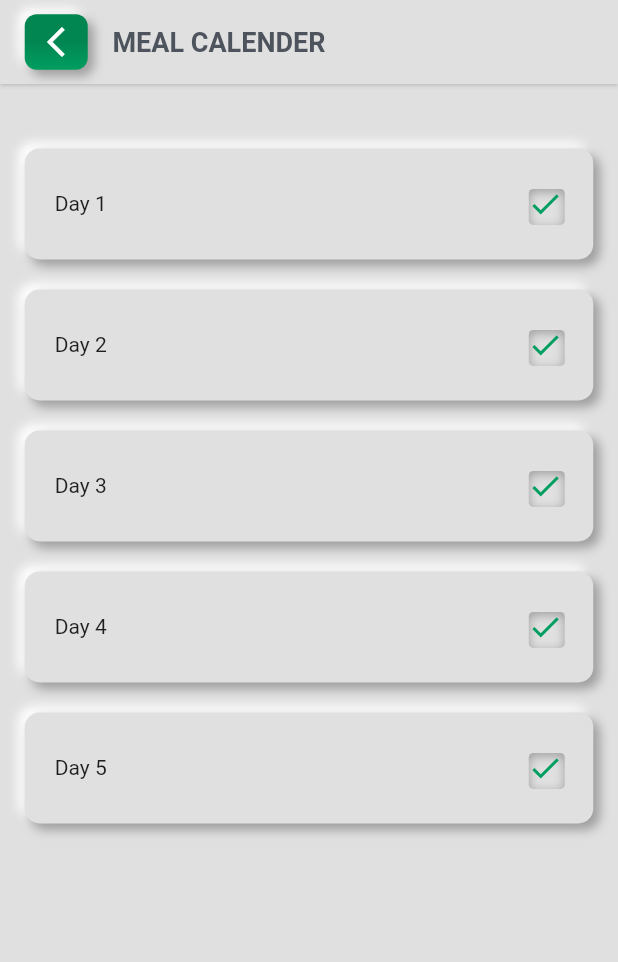
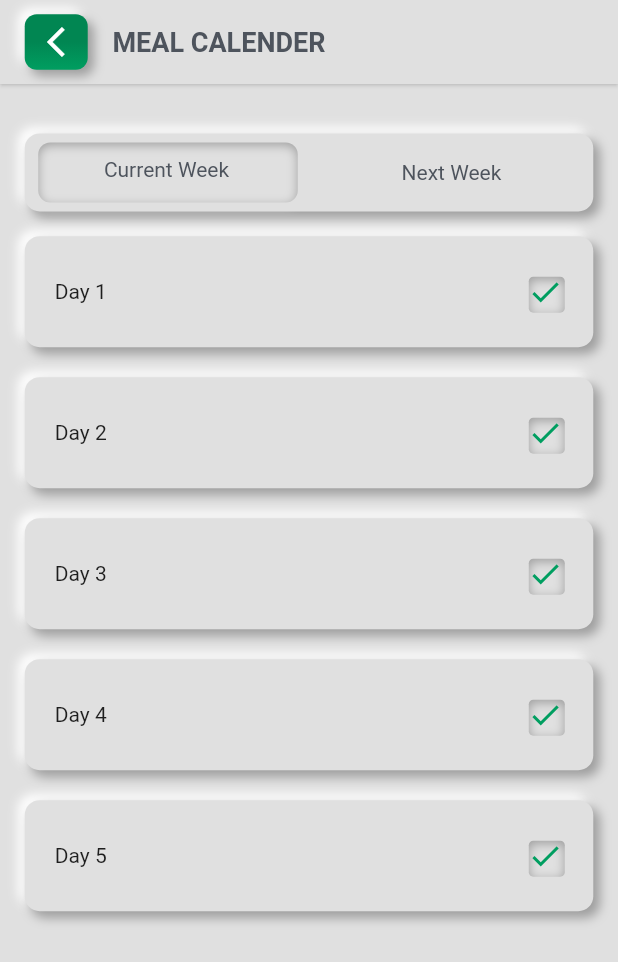
Before and after one commit to ralphbetta/promeal, a Flutter app: the MealCalenderScreen screen opened directly, on a phone screen of 412 x 824 dp. Shown: the top 962 px of the screen. Run offline on Flutter 3.47's test engine with Material 2 defaults, Android fonts, the phone set to English and light mode, and no system bars; our stand-ins replace animate_do, animated_text_kit, audioplayers, dio, fluttertoast, qr_flutter and 2 more; missing offline and left inert: qr_code_scanner; accounts and stored records are empty; Roboto replaces fonts that are missing (Poppins).

Commit message:
complete posting of meal calender

```diff
--- a/lib/constants.dart
+++ b/lib/constants.dart
@@ -62,4 +62,7 @@ const List<String> scanTab = ['Share Meals', 'Claim Meals'];
 
 const List<String> adminDashboardTab = ['Owned Claim', 'Transfered Claim'];
 
+const List<String> adminCalenderTab = ['Current Week', 'Next Week'];
+
+
 const List<String> userTab = ['General Users', 'Admin Users'];
--- a/lib/main.dart
+++ b/lib/main.dart
@@ -47,7 +47,7 @@ class StartUp extends StatelessWidget {
       if (context.mounted) {
        bool validated =  await context.read<AccountProvider>().validateAuthentication(context);
        if(validated){
-
+        context.read<EventProvider>().getDate();
        }
       }
     }
--- a/lib/provider/account.provider.dart
+++ b/lib/provider/account.provider.dart
@@ -10,7 +10,6 @@ import 'package:promeal/model/adminfood.model.dart';
 import 'package:promeal/model/admintransfer.model.dart';
 import 'package:promeal/model/notification.model.dart';
 import 'package:promeal/model/transfer.model.dart';
-import 'package:promeal/provider/theme.provider.dart';
 import 'package:promeal/screen/authscreen/auth.screen.dart';
 import 'package:promeal/screen/dashboard.screen.dart';
 import 'package:promeal/services/api.service.dart';
--- a/lib/provider/app.provider.dart
+++ b/lib/provider/app.provider.dart
@@ -1,5 +1,4 @@
 import 'package:flutter/material.dart';
-import 'package:promeal/storage/local.storage.dart';
 
 class AppProvider extends ChangeNotifier {
   bool _checked = true;
@@ -7,6 +6,9 @@ class AppProvider extends ChangeNotifier {
 
   bool _isLogin = true;
   bool get isLogin => _isLogin;
+
+  int _nextWeek = 0;
+  int get nextWeek => _nextWeek;
 
   bool _allowBiometric = true;
   bool get allowBiometric => _allowBiometric;
@@ -45,6 +47,13 @@ class AppProvider extends ChangeNotifier {
 
   toggleAdminDashboardTabIndex(int index) {
     _adminDashboardTabIndex = index;
+    notifyListeners();
+  }
+
+
+
+  toggleMealCalender(int index){
+    _nextWeek = index;
     notifyListeners();
   }
 
--- a/lib/screen/chefhome.screen.dart
+++ b/lib/screen/chefhome.screen.dart
@@ -45,6 +45,7 @@ class ChefHomeScreen extends StatelessWidget {
           ),
         ),
         SizedBox(height: AppSize.height(3)),
+
         Padding(
           padding: EdgeInsets.symmetric(horizontal: AppSize.width(4)),
           child: Extrude(
@@ -99,6 +100,8 @@ class ChefHomeScreen extends StatelessWidget {
             ),
           ),
         ),
+
+
         SizedBox(height: AppSize.height(1)),
         Expanded(
             child: accountListener.adminfoodHistory.where((element) => element.side == appListener.adminDashboardTabIndex && element.claimed == true).toList().length <  1 ?
--- a/lib/screen/mealcalender.screen.dart
+++ b/lib/screen/mealcalender.screen.dart
@@ -1,15 +1,11 @@
 import 'package:animate_do/animate_do.dart';
 import 'package:flutter/material.dart';
-import 'package:promeal/components/button.component.dart';
 import 'package:promeal/components/extrude.component.dart';
-import 'package:promeal/components/input.component.dart';
-import 'package:promeal/config/data.config.dart';
 import 'package:promeal/config/route.config.dart';
 import 'package:promeal/config/size.config.dart';
 import 'package:promeal/config/style.config.dart';
 import 'package:promeal/constants.dart';
-import 'package:promeal/provider/account.provider.dart';
-import 'package:promeal/screen/dashboard.screen.dart';
+import 'package:promeal/provider/app.provider.dart';
 import 'package:promeal/screen/mealform.screen.dart';
 import 'package:provider/provider.dart';
 
@@ -23,6 +19,7 @@ class MealCalenderScreen extends StatefulWidget {
 class _MealCalenderScreenState extends State<MealCalenderScreen> {
   @override
   Widget build(BuildContext context) {
+    final appListener = context.watch<AppProvider>();
     return Scaffold(
       appBar: AppBar(
           backgroundColor: Theme.of(context).scaffoldBackgroundColor,
@@ -67,9 +64,67 @@ class _MealCalenderScreenState extends State<MealCalenderScreen> {
           crossAxisAlignment: CrossAxisAlignment.start,
           children: [
             SizedBox(
-              height: AppSize.height(4),
+              height: AppSize.height(2),
             ),
-            const SizedBox(height: 10),
+            Padding(
+              padding: EdgeInsets.symmetric(vertical: AppSize.width(4)),
+              child: Extrude(
+                pressed: false,
+                child: SizedBox(
+                  width: double.infinity,
+                  height: 52,
+                  child: Padding(
+                    padding: const EdgeInsets.symmetric(
+                        vertical: 4.1, horizontal: 8),
+                    child: Row(
+                      mainAxisAlignment: MainAxisAlignment.spaceBetween,
+                      children: [
+                        ...List.generate(
+                          adminCalenderTab.length,
+                          (index) => appListener.nextWeek == index
+                              ? ElasticIn(
+                                  child: Extrude(
+                                    onPress: () {},
+                                    pressed: true,
+                                    radius: 8,
+                                    child: SizedBox(
+                                      width: AppSize.width(42),
+                                      height: 40,
+                                      child: Center(
+                                          child: Text(
+                                        adminCalenderTab[index],
+                                        style:
+                                            AppStyle.apply(context, size: 14),
+                                      )),
+                                    ),
+                                  ),
+                                )
+                              : GestureDetector(
+                                  onTap: () {
+                                    context
+                                        .read<AppProvider>()
+                                        .toggleMealCalender(index);
+                                  },
+                                  child: Container(
+                                    color: Theme.of(context)
+                                        .scaffoldBackgroundColor,
+                                    width: AppSize.width(42),
+                                    height: 40,
+                                    child: Center(
+                                        child: Text(
+                                      adminCalenderTab[index],
+                                      style: AppStyle.apply(context, size: 14),
+                                    )),
+                                  ),
+                                ),
+                        )
+                      ],
+                    ),
+                  ),
+                ),
+              ),
+            ),
+
             ...List.generate(
                 5,
                 (index) => SlideInUp(
@@ -80,7 +135,11 @@ class _MealCalenderScreenState extends State<MealCalenderScreen> {
                         child: Extrude(
                           onPress: () {
                             AppRoutes.push(
-                                context, const MealFormScreen());
+                                context,
+                                MealFormScreen(
+                                    day: appListener.nextWeek == 0
+                                        ? index + 1
+                                        : -index - 1));
                           },
                           child: Container(
                             width: double.infinity,
```
Also changed, not shown: lib/model/date.model.dart (added, +22 -0 lines), lib/model/mealcaldender.model.dart (added, +47 -0 lines), lib/provider/events.provider.dart (+80 -10 lines), lib/screen/mealform.screen.dart (+5 -4 lines), lib/screen/setting.screen.dart (+6 -2 lines), lib/services/api.service.dart (+53 -0 lines), lib/services/path.api.dart (+4 -3 lines).
